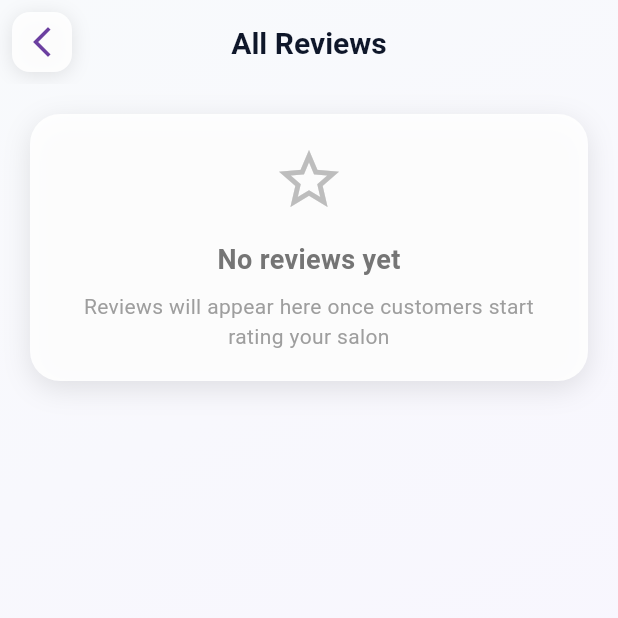
After one commit to ctcw7k88zn-lab/menz_cut_project-1, a Flutter app: the OwnerReviewsScreen screen opened by its route, after a tap on the "arrow back ios new" icon, on a phone screen of 412 x 824 dp, the top half of it. The commit adds this screen. Run offline on Flutter 3.47's test engine with Material 3 defaults, Android fonts, the phone set to English and light mode, and no system bars; our stand-ins replace cached_network_image, fl_chart, flutter_dotenv, flutter_map, flutter_riverpod, geolocator and 9 more; missing offline and left inert: dart:html; accounts and stored records are empty; network calls fail; Roboto replaces fonts that are missing (Poppins).

Commit message:
reviews activity completed

```diff
--- a/lib/main.dart
+++ b/lib/main.dart
@@ -21,6 +21,7 @@ import 'screens/customer/customer_salon_list.dart';
 import 'screens/customer/ai_hair_suggestions.dart';
 import 'screens/owner/owner_dashboard.dart';
 import 'screens/owner/owner_profile.dart';
+import 'screens/owner/owner_reviews.dart';
 import 'screens/auth/forgot_password_screen.dart';
 import 'screens/shared/salon_detail_screen.dart';
 import 'screens/shared/booking_screen.dart';
@@ -173,6 +174,10 @@ class _SalonAppState extends ConsumerState<SalonApp> {
           builder: (context, state) => const OwnerProfileScreen(),
         ),
         GoRoute(
+          path: '/owner-reviews',
+          builder: (context, state) => const OwnerReviewsScreen(),
+        ),
+        GoRoute(
           path: '/salon-detail',
           builder: (context, state) {
             final extra = state.extra as Map<String, dynamic>?;
--- /dev/null
+++ b/lib/screens/owner/owner_reviews.dart
@@ -0,0 +1,467 @@
+import 'package:flutter/material.dart';
+import 'package:flutter_riverpod/flutter_riverpod.dart';
+import 'package:go_router/go_router.dart';
+import '../../config/app_theme.dart';
+import '../../providers/auth_provider.dart';
+import '../../providers/reviews_provider.dart';
+import '../../services/app_api.dart';
+
+class OwnerReviewsScreen extends ConsumerStatefulWidget {
+  const OwnerReviewsScreen({super.key});
+
+  @override
+  ConsumerState<OwnerReviewsScreen> createState() => _OwnerReviewsScreenState();
+}
+
+class _OwnerReviewsScreenState extends ConsumerState<OwnerReviewsScreen>
+    with TickerProviderStateMixin {
+  late AnimationController _fadeAnimationController;
+  late AnimationController _slideAnimationController;
+  late Animation<double> _fadeAnimation;
+  late Animation<Offset> _slideAnimation;
+
+  @override
+  void initState() {
+    super.initState();
+    _initializeAnimations();
+    _loadData();
+  }
+
+  void _initializeAnimations() {
+    _fadeAnimationController = AnimationController(
+      duration: const Duration(milliseconds: 800),
+      vsync: this,
+    );
+    _slideAnimationController = AnimationController(
+      duration: const Duration(milliseconds: 600),
+      vsync: this,
+    );
+
+    _fadeAnimation = Tween<double>(begin: 0.0, end: 1.0).animate(
+      CurvedAnimation(parent: _fadeAnimationController, curve: Curves.easeOut),
+    );
+    _slideAnimation = Tween<Offset>(begin: const Offset(0, 0.3), end: Offset.zero).animate(
+      CurvedAnimation(parent: _slideAnimationController, curve: Curves.easeOutCubic),
+    );
+
+    _fadeAnimationController.forward();
+    _slideAnimationController.forward();
+  }
+
+  void _loadData() async {
+    WidgetsBinding.instance.addPostFrameCallback((_) async {
+      // Get the authenticated salon owner
+      final authState = ref.read(authProvider);
+      if (authState.user != null) {
+        // Get the salon ID for this owner
+        final salon = await AppApi.getSalonByOwnerId(authState.user!.id);
+        if (salon != null) {
+          // Load reviews for the salon
+          ref.read(reviewsProvider.notifier).loadReviewsForSalon(salon.id);
+        }
+      }
+    });
+  }
+
+  @override
+  void dispose() {
+    _fadeAnimationController.dispose();
+    _slideAnimationController.dispose();
+    super.dispose();
+  }
+
+  @override
+  Widget build(BuildContext context) {
+    return Scaffold(
+      body: Container(
+        decoration: const BoxDecoration(
+          gradient: LinearGradient(
+            begin: Alignment.topLeft,
+            end: Alignment.bottomRight,
+            colors: [AppTheme.backgroundWhite, Color(0xFFF8F4FF)],
+          ),
+        ),
+        child: SafeArea(
+          child: FadeTransition(
+            opacity: _fadeAnimation,
+            child: SlideTransition(
+              position: _slideAnimation,
+              child: CustomScrollView(
+                slivers: [
+                  _buildAppBar(),
+                  _buildReviewStats(),
+                  _buildReviewsList(),
+                  const SliverToBoxAdapter(child: SizedBox(height: 100)),
+                ],
+              ),
+            ),
+          ),
+        ),
+      ),
+    );
+  }
+
+  Widget _buildAppBar() {
+    return SliverAppBar(
+      expandedHeight: 0,
+      floating: true,
+      backgroundColor: Colors.transparent,
+      elevation: 0,
+      leading: Container(
+        margin: const EdgeInsets.all(8),
+        decoration: BoxDecoration(
+          color: Colors.white.withOpacity(0.9),
+          borderRadius: BorderRadius.circular(12),
+          boxShadow: [
+            BoxShadow(
+              color: Colors.black.withOpacity(0.1),
+              blurRadius: 10,
+              offset: const Offset(0, 2),
+            ),
+          ],
+        ),
+        child: IconButton(
+          onPressed: () => context.pop(),
+          icon: const Icon(Icons.arrow_back_ios_new, color: AppTheme.primaryMauve),
+        ),
+      ),
+      title: const Text(
+        'All Reviews',
+        style: TextStyle(
+          color: AppTheme.textPrimary,
+          fontSize: 20,
+          fontWeight: FontWeight.bold,
+        ),
+      ),
+      centerTitle: true,
+    );
+  }
+
+  Widget _buildReviewStats() {
+    return SliverToBoxAdapter(
+      child: Container(
+        margin: const EdgeInsets.all(20),
+        padding: const EdgeInsets.all(20),
+        decoration: BoxDecoration(
+          color: Colors.white.withOpacity(0.9),
+          borderRadius: BorderRadius.circular(20),
+          boxShadow: [
+            BoxShadow(
+              color: Colors.black.withOpacity(0.1),
+              blurRadius: 15,
+              offset: const Offset(0, 5),
+            ),
+          ],
+        ),
+        child: Consumer(
+          builder: (context, ref, child) {
+            final reviewsState = ref.watch(reviewsProvider);
+
+            return reviewsState.when(
+              data: (reviews) {
+                if (reviews.isEmpty) {
+                  return Column(
+                    children: [
+                      Icon(
+                        Icons.star_outline,
+                        size: 48,
+                        color: Colors.grey.shade400,
+                      ),
+                      const SizedBox(height: 16),
+                      Text(
+                        'No reviews yet',
+                        style: TextStyle(
+                          fontSize: 18,
+                          fontWeight: FontWeight.w600,
+                          color: Colors.grey.shade600,
+                        ),
+                      ),
+                      const SizedBox(height: 8),
+                      Text(
+                        'Reviews will appear here once customers start rating your salon',
+                        style: TextStyle(
+                          fontSize: 14,
+                          color: Colors.grey.shade500,
+                        ),
+                        textAlign: TextAlign.center,
+                      ),
+                    ],
+                  );
+                }
+
+                // Calculate stats
+                final totalReviews = reviews.length;
+                final averageRating = reviews.fold(0.0, (sum, review) => sum + review.rating) / totalReviews;
+                final ratingDistribution = <int, int>{};
+                for (int i = 1; i <= 5; i++) {
+                  ratingDistribution[i] = reviews.where((r) => r.rating == i).length;
+                }
+
+                return Column(
+                  crossAxisAlignment: CrossAxisAlignment.start,
+                  children: [
+                    Row(
+                      children: [
+                        Text(
+                          averageRating.toStringAsFixed(1),
+                          style: const TextStyle(
+                            fontSize: 48,
+                            fontWeight: FontWeight.bold,
+                            color: AppTheme.accentGold,
+                          ),
+                        ),
+                        const SizedBox(width: 16),
+                        Expanded(
+                          child: Column(
+                            crossAxisAlignment: CrossAxisAlignment.start,
+                            children: [
+                              Row(
+                                children: List.generate(5, (index) {
+                                  return Icon(
+                                    index < averageRating.floor() ? Icons.star : Icons.star_border,
+                                    color: AppTheme.accentGold,
+                                    size: 24,
+                                  );
+                                }),
+                              ),
+                              const SizedBox(height: 4),
+                              Text(
+                                'Based on $totalReviews reviews',
+                                style: TextStyle(
+                                  fontSize: 14,
+                                  color: Colors.grey.shade600,
+                                ),
+                              ),
+                            ],
+                          ),
+                        ),
+                      ],
+                    ),
+                    const SizedBox(height: 20),
+                    Text(
+                      'Rating Distribution',
+                      style: const TextStyle(
+                        fontSize: 16,
+                        fontWeight: FontWeight.w600,
+                        color: AppTheme.textPrimary,
+                      ),
+                    ),
+                    const SizedBox(height: 12),
+                    ...List.generate(5, (star) {
+                      final rating = 5 - star;
+                      final count = ratingDistribution[rating] ?? 0;
+                      final percentage = totalReviews == 0 ? 0.0 : (count / totalReviews);
+
+                      return Padding(
+                        padding: const EdgeInsets.symmetric(vertical: 4),
+                        child: Row(
+                          children: [
+                            SizedBox(
+                              width: 50,
+                              child: Text(
+                                '$rating Star',
+                                style: TextStyle(
+                                  fontSize: 12,
+                                  color: Colors.grey.shade700,
+                                ),
+                              ),
+                            ),
+                            const SizedBox(width: 8),
+                            Expanded(
+                              child: LinearProgressIndicator(
+                                value: percentage,
+                                backgroundColor: Colors.grey[200],
+                                valueColor: const AlwaysStoppedAnimation<Color>(AppTheme.accentGold),
+                              ),
+                            ),
+                            const SizedBox(width: 8),
+                            SizedBox(
+                              width: 30,
+                              child: Text(
+                                '$count',
+                                style: TextStyle(
+                                  fontSize: 12,
+                                  color: Colors.grey.shade700,
+                                ),
+                              ),
+                            ),
+                          ],
+                        ),
+                      );
+                    }),
+                  ],
+                );
+              },
+              loading: () => const Center(child: CircularProgressIndicator()),
+              error: (error, stack) => Center(
+                child: Text('Error loading reviews: ${error.toString()}'),
+              ),
+            );
+          },
+        ),
+      ),
+    );
+  }
+
+  Widget _buildReviewsList() {
+    return SliverList(
+      delegate: SliverChildBuilderDelegate(
+        (context, index) {
+          return Consumer(
+            builder: (context, ref, child) {
+              final reviewsState = ref.watch(reviewsProvider);
+
+              return reviewsState.when(
+                data: (reviews) {
+                  if (index >= reviews.length) return const SizedBox.shrink();
+                  final review = reviews[index];
+                  return _buildReviewCard(review, index);
+                },
+                loading: () => index == 0 ? const Center(child: CircularProgressIndicator()) : const SizedBox.shrink(),
+                error: (error, stack) => index == 0 ? Center(
+                  child: Text('Error loading reviews: ${error.toString()}'),
+                ) : const SizedBox.shrink(),
+              );
+            },
+          );
+        },
+        childCount: 1000, // Large number to handle dynamic content
+      ),
+    );
+  }
+
+  Widget _buildReviewCard(dynamic review, int index) {
+    return Container(
+      margin: const EdgeInsets.symmetric(horizontal: 20, vertical: 6),
+      padding: const EdgeInsets.all(16),
+      decoration: BoxDecoration(
+        color: Colors.white.withOpacity(0.9),
+        borderRadius: BorderRadius.circular(16),
+        boxShadow: [
+          BoxShadow(
+            color: Colors.black.withOpacity(0.05),
+            blurRadius: 10,
+            offset: const Offset(0, 2),
+          ),
+        ],
+      ),
+      child: Column(
+        crossAxisAlignment: CrossAxisAlignment.start,
+        children: [
+          Row(
+            children: [
+              CircleAvatar(
+                radius: 20,
+                backgroundColor: AppTheme.primaryMauve.withOpacity(0.1),
+                backgroundImage: review.customerAvatar != null
+                    ? NetworkImage(review.customerAvatar!)
+                    : null,
+                child: review.customerAvatar == null
+                    ? Text(
+                        (review.customerName ?? 'U')[0].toUpperCase(),
+                        style: const TextStyle(
+                          color: AppTheme.primaryMauve,
+                          fontWeight: FontWeight.bold,
+                        ),
+                      )
+                    : null,
+              ),
+              const SizedBox(width: 12),
+              Expanded(
+                child: Column(
+                  crossAxisAlignment: CrossAxisAlignment.start,
+                  children: [
+                    Text(
+                      review.customerName ?? 'Anonymous',
+                      style: const TextStyle(
+                        fontSize: 16,
+                        fontWeight: FontWeight.w600,
+                        color: AppTheme.textPrimary,
+                      ),
+                    ),
+                    const SizedBox(height: 4),
+                    Row(
+                      children: [
+                        ...List.generate(5, (starIndex) {
+                          return Icon(
+                            starIndex < review.rating ? Icons.star : Icons.star_border,
+                            color: AppTheme.accentGold,
+                            size: 16,
+                          );
+                        }),
+                        const SizedBox(width: 8),
+                        Text(
+                          _formatDate(review.createdAt),
+                          style: TextStyle(
+                            fontSize: 12,
+                            color: Colors.grey.shade500,
+                          ),
+                        ),
+                      ],
+                    ),
+                  ],
+                ),
+              ),
+            ],
+          ),
+          const SizedBox(height: 12),
+          Text(
+            review.comment,
+            style: const TextStyle(
+              fontSize: 14,
+              color: AppTheme.textPrimary,
+              height: 1.4,
+            ),
+          ),
+          if (review.images != null && review.images.isNotEmpty) ...[
+            const SizedBox(height: 12),
+            Wrap(
+              spacing: 8,
+              runSpacing: 8,
+              children: review.images.map((imageUrl) {
+                return ClipRRect(
+                  borderRadius: BorderRadius.circular(8),
+                  child: Image.network(
+                    imageUrl,
+                    width: 80,
+                    height: 80,
+                    fit: BoxFit.cover,
+                    errorBuilder: (context, error, stackTrace) {
+                      return Container(
+                        width: 80,
+                        height: 80,
+                        decoration: BoxDecoration(
+                          color: Colors.grey[200],
+                          borderRadius: BorderRadius.circular(8),
+                        ),
+                        child: const Icon(Icons.image_not_supported, color: Colors.grey),
+                      );
+                    },
+                  ),
+                );
+              }).toList(),
+            ),
+          ],
+        ],
+      ),
+    );
+  }
+
+  String _formatDate(DateTime date) {
+    final now = DateTime.now();
+    final difference = now.difference(date);
+
+    if (difference.inDays == 0) {
+      return 'Today';
+    } else if (difference.inDays == 1) {
+      return 'Yesterday';
+    } else if (difference.inDays < 7) {
+      return '${difference.inDays} days ago';
+    } else if (difference.inDays < 30) {
+      final weeks = (difference.inDays / 7).floor();
+      return '$weeks week${weeks == 1 ? '' : 's'} ago';
+    } else {
+      return '${date.day}/${date.month}/${date.year}';
+    }
+  }
+}
--- a/lib/screens/shared/salon_detail_screen.dart
+++ b/lib/screens/shared/salon_detail_screen.dart
@@ -9,6 +9,7 @@ import '../../widgets/service_tile.dart';
 import '../../widgets/rating_stars.dart';
 import '../../widgets/review_display_widget.dart';
 import '../../providers/reviews_provider.dart';
+import '../../services/app_api.dart';
 
 class SalonDetailScreen extends ConsumerStatefulWidget {
   final SalonModel salon;
@@ -46,6 +47,8 @@ class _SalonDetailScreenState extends ConsumerState<SalonDetailScreen>
       // Services are automatically loaded by the provider
       // Load reviews for this salon
       ref.read(reviewsProvider.notifier).loadReviewsForSalon(widget.salon.id);
+      // Fix salon rating to match actual reviews
+      _fixSalonRating();
     });
   }
 
@@ -1086,6 +1089,15 @@ class _SalonDetailScreenState extends ConsumerState<SalonDetailScreen>
       ),
     );
   }
+
+  Future<void> _fixSalonRating() async {
+    try {
+      // Fix the salon rating to match the actual reviews
+      await AppApi.fixSalonRating(widget.salon.id);
+    } catch (e) {
+      print('Error fixing salon rating: $e');
+    }
+  }
 }
 
 extension StringExtension on String {
--- a/lib/services/supabase_service.dart
+++ b/lib/services/supabase_service.dart
@@ -1675,6 +1675,47 @@ class SupabaseService {
     }
   }
 
+  // Manual method to fix salon rating (for immediate fix)
+  static Future<void> fixSalonRating(String salonId) async {
+    try {
+      print('🔧 SupabaseService: Manually fixing salon rating for: $salonId');
+
+      // Get all reviews for this salon
+      final reviews = await getReviewsForSalon(salonId);
+
+      if (reviews.isEmpty) {
+        print('🔧 SupabaseService: No reviews found, setting rating to 0');
+        await _supabase
+            .from('salons')
+            .update({
+              'rating': 0.0,
+              'review_count': 0,
+            })
+            .eq('id', salonId);
+        return;
+      }
+
+      // Calculate average rating
+      final totalRating = reviews.fold<int>(0, (sum, review) => sum + review.rating);
+      final averageRating = totalRating / reviews.length;
+
+      print('🔧 SupabaseService: Calculated rating: $averageRating from ${reviews.length} reviews');
+
+      // Update salon
+      await _supabase
+          .from('salons')
+          .update({
+            'rating': averageRating,
+            'review_count': reviews.length,
+          })
+          .eq('id', salonId);
+
+      print('✅ SupabaseService: Salon rating fixed - Rating: $averageRating, Reviews: ${reviews.length}');
+    } catch (e) {
+      print('❌ SupabaseService: Error fixing salon rating: $e');
+    }
+  }
+
   // Helper method to convert database response to ReviewModel
   static ReviewModel _reviewFromMap(Map<String, dynamic> data) {
     final profile = data['profiles'] as Map<String, dynamic>?;
```
Also changed, not shown: lib/screens/owner/owner_services.dart (+0 -17 lines), lib/services/app_api.dart (+9 -0 lines).
